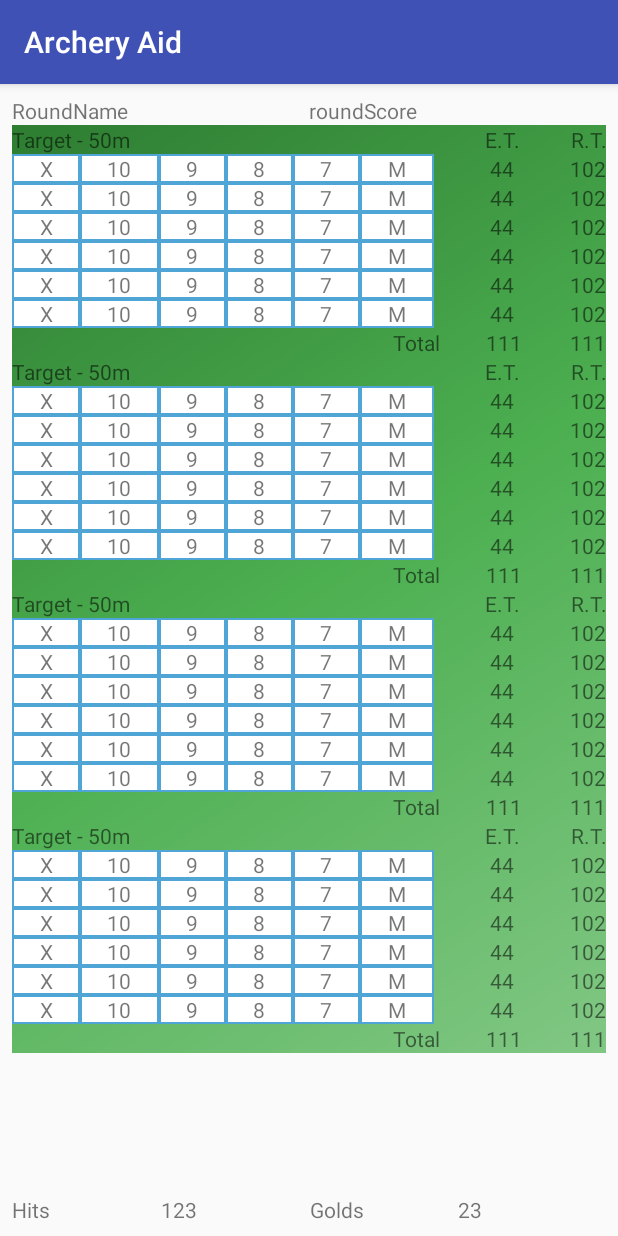
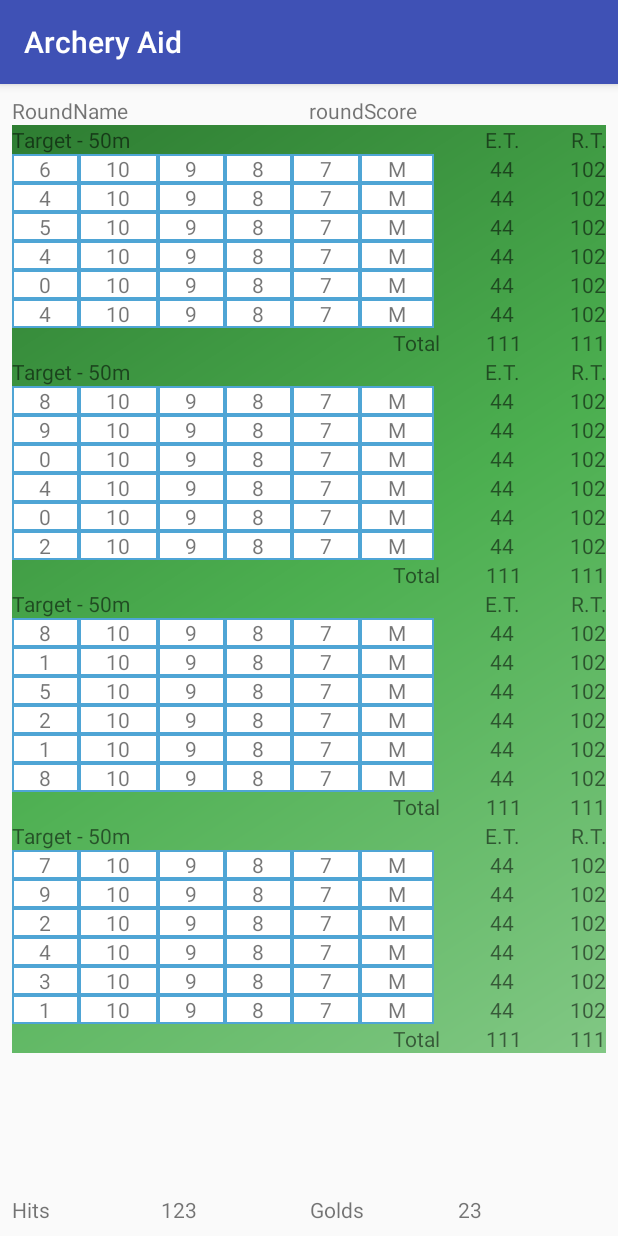
Before and after one commit to vagnerr/ArcheryAid, an Android app: the screen it shows after launch (RoundActivity), on a phone screen of 412 x 824 dp. Run offline under Robolectric (Android 15) with nearby library versions, the phone set to English and light mode, and no system bars; our stand-ins replace AdMob; libraries missing offline, so code that uses them is left out: com.facebook.stetho; 1 statement that could not run was skipped.

Commit message:
throw some random values in to test we are getting unique ends

```diff
--- a/mobile/src/main/java/com/vagnerr/android/archeryaid/RoundActivity.java
+++ b/mobile/src/main/java/com/vagnerr/android/archeryaid/RoundActivity.java
@@ -7,9 +7,12 @@ import android.view.LayoutInflater;
 import android.view.View;
 import android.widget.Button;
 import android.widget.LinearLayout;
+import android.widget.TextView;
 
 import com.google.android.gms.ads.AdRequest;
 import com.google.android.gms.ads.AdView;
+
+import java.util.Random;
 
 import static android.view.ViewGroup.LayoutParams.WRAP_CONTENT;
 
@@ -73,6 +76,9 @@ public class RoundActivity extends AppCompatActivity {
         LayoutInflater inflater = getLayoutInflater();
         int my_ids=1;
 
+        Random rand = new Random();
+
+
         for ( int distance = 0; distance < TEST_DATA.length; distance++){
             View distanceview = inflater.inflate(R.layout.content_round_distance, distances, false);
             distanceview.setId(my_ids++);
@@ -82,6 +88,11 @@ public class RoundActivity extends AppCompatActivity {
             for ( int end = 0; end < TEST_DATA[distance][1] ; end++){
                 View endview = inflater.inflate(R.layout.content_round_end, distances, false);
                 endview.setId(my_ids++);
+
+                // Set some random scores
+                TextView arrow = endview.findViewById(R.id.endArrow1);
+                arrow.setText(String.valueOf(rand.nextInt(10)));
+                //arrow.setText("Y");
                 ends.addView(endview,-1,WRAP_CONTENT);
             }
         }
```
